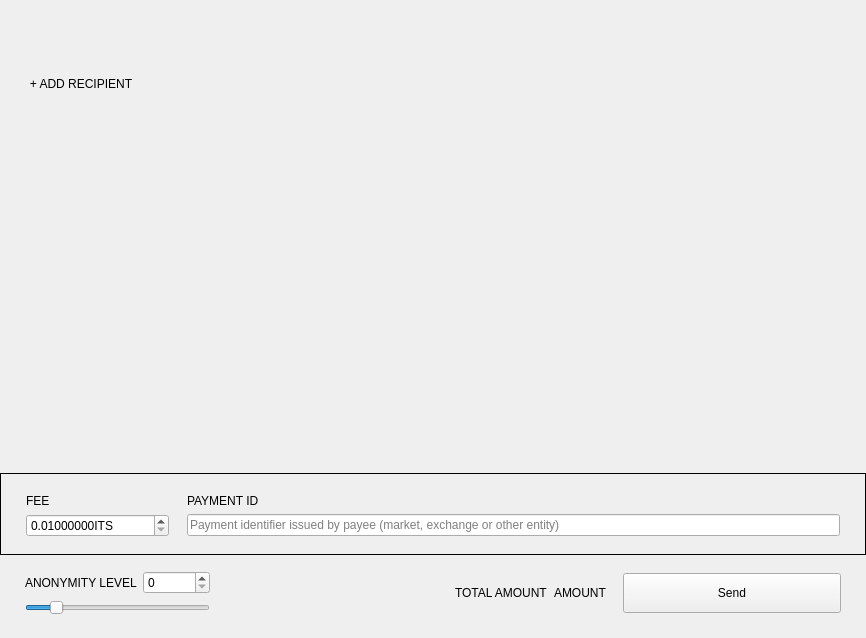
Qt form src/Gui/Send/SendFrame.ui (ECT-Zandre/IntrinsicCoin-GUI-Wallet-Windows) before a commit.
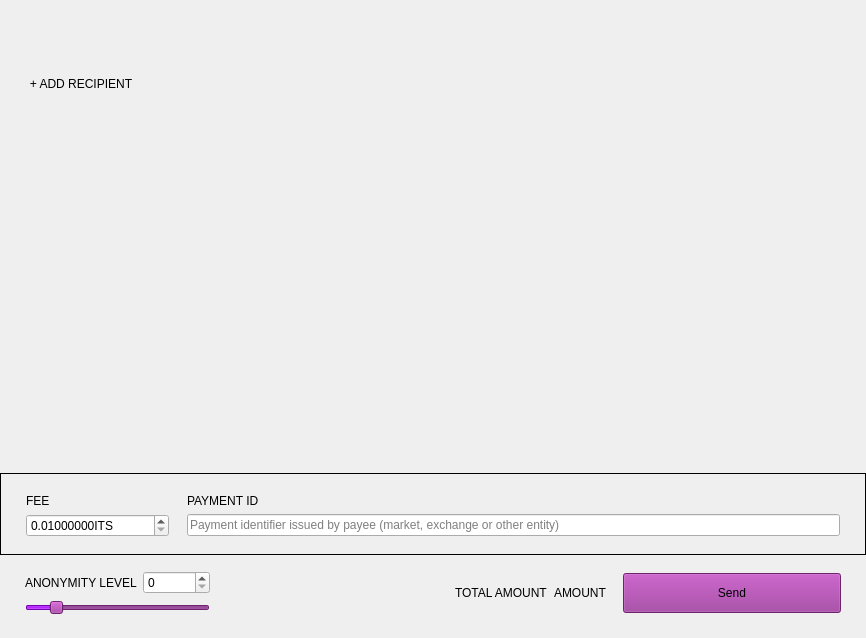
The same form after that commit. Custom widgets are drawn as their Qt base class.

Diff of the .ui file:
```diff
--- a/src/Gui/Send/SendFrame.ui
+++ b/src/Gui/Send/SendFrame.ui
@@ -320,6 +320,475 @@
           <height>16777215</height>
          </size>
         </property>
+        <property name="palette">
+         <palette>
+          <active>
+           <colorrole role="WindowText">
+            <brush brushstyle="SolidPattern">
+             <color alpha="255">
+              <red>0</red>
+              <green>0</green>
+              <blue>0</blue>
+             </color>
+            </brush>
+           </colorrole>
+           <colorrole role="Button">
+            <brush brushstyle="SolidPattern">
+             <color alpha="255">
+              <red>153</red>
+              <green>51</green>
+              <blue>153</blue>
+             </color>
+            </brush>
+           </colorrole>
+           <colorrole role="Light">
+            <brush brushstyle="SolidPattern">
+             <color alpha="255">
+              <red>230</red>
+              <green>76</green>
+              <blue>230</blue>
+             </color>
+            </brush>
+           </colorrole>
+           <colorrole role="Midlight">
+            <brush brushstyle="SolidPattern">
+             <color alpha="255">
+              <red>191</red>
+              <green>63</green>
+              <blue>191</blue>
+             </color>
+            </brush>
+           </colorrole>
+           <colorrole role="Dark">
+            <brush brushstyle="SolidPattern">
+             <color alpha="255">
+              <red>76</red>
+              <green>25</green>
+              <blue>76</blue>
+             </color>
+            </brush>
+           </colorrole>
+           <colorrole role="Mid">
+            <brush brushstyle="SolidPattern">
+             <color alpha="255">
+              <red>102</red>
+              <green>34</green>
+              <blue>102</blue>
+             </color>
+            </brush>
+           </colorrole>
+           <colorrole role="Text">
+            <brush brushstyle="SolidPattern">
+             <color alpha="255">
+              <red>0</red>
+              <green>0</green>
+              <blue>0</blue>
+             </color>
+            </brush>
+           </colorrole>
+           <colorrole role="BrightText">
+            <brush brushstyle="SolidPattern">
+             <color alpha="255">
+              <red>255</red>
+              <green>255</green>
+              <blue>255</blue>
+             </color>
+            </brush>
+           </colorrole>
+           <colorrole role="ButtonText">
+            <brush brushstyle="SolidPattern">
+             <color alpha="255">
+              <red>0</red>
+              <green>0</green>
+              <blue>0</blue>
+             </color>
+            </brush>
+           </colorrole>
+           <colorrole role="Base">
+            <brush brushstyle="SolidPattern">
+             <color alpha="255">
+              <red>255</red>
+              <green>255</green>
+              <blue>255</blue>
+             </color>
+            </brush>
+           </colorrole>
+           <colorrole role="Window">
+            <brush brushstyle="SolidPattern">
+             <color alpha="255">
+              <red>153</red>
+              <green>51</green>
+              <blue>153</blue>
+             </color>
+            </brush>
+           </colorrole>
+           <colorrole role="Shadow">
+            <brush brushstyle="SolidPattern">
+             <color alpha="255">
+              <red>0</red>
+              <green>0</green>
+              <blue>0</blue>
+             </color>
+            </brush>
+           </colorrole>
+           <colorrole role="Highlight">
+            <brush brushstyle="SolidPattern">
+             <color alpha="255">
+              <red>170</red>
+              <green>0</green>
+              <blue>255</blue>
+             </color>
+            </brush>
+           </colorrole>
+           <colorrole role="Link">
+            <brush brushstyle="SolidPattern">
+             <color alpha="255">
+              <red>170</red>
+              <green>0</green>
+              <blue>255</blue>
+             </color>
+            </brush>
+           </colorrole>
+           <colorrole role="AlternateBase">
+            <brush brushstyle="SolidPattern">
+             <color alpha="255">
+              <red>204</red>
+              <green>153</green>
+              <blue>204</blue>
+             </color>
+            </brush>
+           </colorrole>
+           <colorrole role="ToolTipBase">
+            <brush brushstyle="SolidPattern">
+             <color alpha="255">
+              <red>255</red>
+              <green>255</green>
+              <blue>220</blue>
+             </color>
+            </brush>
+           </colorrole>
+           <colorrole role="ToolTipText">
+            <brush brushstyle="SolidPattern">
+             <color alpha="255">
+              <red>0</red>
+              <green>0</green>
+              <blue>0</blue>
+             </color>
+            </brush>
+           </colorrole>
+          </active>
+          <inactive>
+           <colorrole role="WindowText">
+            <brush brushstyle="SolidPattern">
+             <color alpha="255">
+              <red>0</red>
+              <green>0</green>
+              <blue>0</blue>
+             </color>
+            </brush>
+           </colorrole>
+           <colorrole role="Button">
+            <brush brushstyle="SolidPattern">
+             <color alpha="255">
+              <red>153</red>
+              <green>51</green>
+              <blue>153</blue>
+             </color>
+            </brush>
+           </colorrole>
+           <colorrole role="Light">
+            <brush brushstyle="SolidPattern">
+             <color alpha="255">
+              <red>230</red>
+              <green>76</green>
+              <blue>230</blue>
+             </color>
+            </brush>
+           </colorrole>
+           <colorrole role="Midlight">
+            <brush brushstyle="SolidPattern">
+             <color alpha="255">
+              <red>191</red>
+              <green>63</green>
+              <blue>191</blue>
+             </color>
+            </brush>
+           </colorrole>
+           <colorrole role="Dark">
+            <brush brushstyle="SolidPattern">
+             <color alpha="255">
+              <red>76</red>
+              <green>25</green>
+              <blue>76</blue>
+             </color>
+            </brush>
+           </colorrole>
+           <colorrole role="Mid">
+            <brush brushstyle="SolidPattern">
+             <color alpha="255">
+              <red>102</red>
+              <green>34</green>
+              <blue>102</blue>
+             </color>
+            </brush>
+           </colorrole>
+           <colorrole role="Text">
+            <brush brushstyle="SolidPattern">
+             <color alpha="255">
+              <red>0</red>
+              <green>0</green>
+              <blue>0</blue>
+             </color>
+            </brush>
+           </colorrole>
+           <colorrole role="BrightText">
+            <brush brushstyle="SolidPattern">
+             <color alpha="255">
+              <red>255</red>
+              <green>255</green>
+              <blue>255</blue>
+             </color>
+            </brush>
+           </colorrole>
+           <colorrole role="ButtonText">
+            <brush brushstyle="SolidPattern">
+             <color alpha="255">
+              <red>0</red>
+              <green>0</green>
+              <blue>0</blue>
+             </color>
+            </brush>
+           </colorrole>
+           <colorrole role="Base">
+            <brush brushstyle="SolidPattern">
+             <color alpha="255">
+              <red>255</red>
+              <green>255</green>
+              <blue>255</blue>
+             </color>
+            </brush>
+           </colorrole>
+           <colorrole role="Window">
+            <brush brushstyle="SolidPattern">
+             <color alpha="255">
+              <red>153</red>
+              <green>51</green>
+              <blue>153</blue>
+             </color>
+            </brush>
+           </colorrole>
+           <colorrole role="Shadow">
+            <brush brushstyle="SolidPattern">
+             <color alpha="255">
+              <red>0</red>
+              <green>0</green>
+              <blue>0</blue>
+             </color>
+            </brush>
+           </colorrole>
+           <colorrole role="Highlight">
+            <brush brushstyle="SolidPattern">
+             <color alpha="255">
+              <red>170</red>
+              <green>0</green>
+              <blue>255</blue>
+             </color>
+            </brush>
+           </colorrole>
+           <colorrole role="Link">
+            <brush brushstyle="SolidPattern">
+             <color alpha="255">
+              <red>170</red>
+              <green>0</green>
+              <blue>255</blue>
+             </color>
+            </brush>
+           </colorrole>
+           <colorrole role="AlternateBase">
+            <brush brushstyle="SolidPattern">
+             <color alpha="255">
+              <red>204</red>
+              <green>153</green>
+              <blue>204</blue>
+             </color>
+            </brush>
+           </colorrole>
+           <colorrole role="ToolTipBase">
+            <brush brushstyle="SolidPattern">
+             <color alpha="255">
+              <red>255</red>
+              <green>255</green>
+              <blue>220</blue>
+             </color>
+            </brush>
+           </colorrole>
+           <colorrole role="ToolTipText">
+            <brush brushstyle="SolidPattern">
+             <color alpha="255">
+              <red>0</red>
+              <green>0</green>
+              <blue>0</blue>
+             </color>
+            </brush>
+           </colorrole>
+          </inactive>
+          <disabled>
+           <colorrole role="WindowText">
+            <brush brushstyle="SolidPattern">
+             <color alpha="255">
+              <red>76</red>
+              <green>25</green>
+              <blue>76</blue>
+             </color>
+            </brush>
+           </colorrole>
+           <colorrole role="Button">
+            <brush brushstyle="SolidPattern">
+             <color alpha="255">
+              <red>153</red>
+              <green>51</green>
+              <blue>153</blue>
+             </color>
+            </brush>
+           </colorrole>
+           <colorrole role="Light">
+            <brush brushstyle="SolidPattern">
+             <color alpha="255">
+              <red>230</red>
+              <green>76</green>
+              <blue>230</blue>
+             </color>
+            </brush>
+           </colorrole>
+           <colorrole role="Midlight">
+            <brush brushstyle="SolidPattern">
+             <color alpha="255">
+              <red>191</red>
+              <green>63</green>
+              <blue>191</blue>
+             </color>
+            </brush>
+           </colorrole>
+           <colorrole role="Dark">
+            <brush brushstyle="SolidPattern">
+             <color alpha="255">
+              <red>76</red>
+              <green>25</green>
+              <blue>76</blue>
+             </color>
+            </brush>
+           </colorrole>
+           <colorrole role="Mid">
+            <brush brushstyle="SolidPattern">
+             <color alpha="255">
+              <red>102</red>
+              <green>34</green>
+              <blue>102</blue>
+             </color>
+            </brush>
+           </colorrole>
+           <colorrole role="Text">
+            <brush brushstyle="SolidPattern">
+             <color alpha="255">
+              <red>76</red>
+              <green>25</green>
+              <blue>76</blue>
+             </color>
+            </brush>
+           </colorrole>
+           <colorrole role="BrightText">
+            <brush brushstyle="SolidPattern">
+             <color alpha="255">
+              <red>255</red>
+              <green>255</green>
+              <blue>255</blue>
+             </color>
+            </brush>
+           </colorrole>
+           <colorrole role="ButtonText">
+            <brush brushstyle="SolidPattern">
+             <color alpha="255">
+              <red>76</red>
+              <green>25</green>
+              <blue>76</blue>
+             </color>
+            </brush>
+           </colorrole>
+           <colorrole role="Base">
+            <brush brushstyle="SolidPattern">
+             <color alpha="255">
+              <red>153</red>
+              <green>51</green>
+              <blue>153</blue>
+             </color>
+            </brush>
+           </colorrole>
+           <colorrole role="Window">
+            <brush brushstyle="SolidPattern">
+             <color alpha="255">
+              <red>153</red>
+              <green>51</green>
+              <blue>153</blue>
+             </color>
+            </brush>
+           </colorrole>
+           <colorrole role="Shadow">
+            <brush brushstyle="SolidPattern">
+             <color alpha="255">
+              <red>0</red>
+              <green>0</green>
+              <blue>0</blue>
+             </color>
+            </brush>
+           </colorrole>
+           <colorrole role="Highlight">
+            <brush brushstyle="SolidPattern">
+             <color alpha="255">
+              <red>51</red>
+              <green>153</green>
+              <blue>255</blue>
+             </color>
+            </brush>
+           </colorrole>
+           <colorrole role="Link">
+            <brush brushstyle="SolidPattern">
+             <color alpha="255">
+              <red>170</red>
+              <green>0</green>
+              <blue>255</blue>
+             </color>
+            </brush>
+           </colorrole>
+           <colorrole role="AlternateBase">
+            <brush brushstyle="SolidPattern">
+             <color alpha="255">
+              <red>153</red>
+              <green>51</green>
+              <blue>153</blue>
+             </color>
+            </brush>
+           </colorrole>
+           <colorrole role="ToolTipBase">
+            <brush brushstyle="SolidPattern">
+             <color alpha="255">
+              <red>255</red>
+              <green>255</green>
+              <blue>220</blue>
+             </color>
+            </brush>
+           </colorrole>
+           <colorrole role="ToolTipText">
+            <brush brushstyle="SolidPattern">
+             <color alpha="255">
+              <red>0</red>
+              <green>0</green>
+              <blue>0</blue>
+             </color>
+            </brush>
+           </colorrole>
+          </disabled>
+         </palette>
+        </property>
         <property name="maximum">
          <number>50</number>
         </property>
@@ -357,6 +826,475 @@
           <height>40</height>
          </size>
         </property>
+        <property name="palette">
+         <palette>
+          <active>
+           <colorrole role="WindowText">
+            <brush brushstyle="SolidPattern">
+             <color alpha="255">
+              <red>0</red>
+              <green>0</green>
+              <blue>0</blue>
+             </color>
+            </brush>
+           </colorrole>
+           <colorrole role="Button">
+            <brush brushstyle="SolidPattern">
+             <color alpha="255">
+              <red>153</red>
+              <green>51</green>
+              <blue>153</blue>
+             </color>
+            </brush>
+           </colorrole>
+           <colorrole role="Light">
+            <brush brushstyle="SolidPattern">
+             <color alpha="255">
+              <red>230</red>
+              <green>76</green>
+              <blue>230</blue>
+             </color>
+            </brush>
+           </colorrole>
+           <colorrole role="Midlight">
+            <brush brushstyle="SolidPattern">
+             <color alpha="255">
+              <red>191</red>
+              <green>63</green>
+              <blue>191</blue>
+             </color>
+            </brush>
+           </colorrole>
+           <colorrole role="Dark">
+            <brush brushstyle="SolidPattern">
+             <color alpha="255">
+              <red>76</red>
+              <green>25</green>
+              <blue>76</blue>
+             </color>
+            </brush>
+           </colorrole>
+           <colorrole role="Mid">
+            <brush brushstyle="SolidPattern">
+             <color alpha="255">
+              <red>102</red>
+              <green>34</green>
+              <blue>102</blue>
+             </color>
+            </brush>
+           </colorrole>
+           <colorrole role="Text">
+            <brush brushstyle="SolidPattern">
+             <color alpha="255">
+              <red>0</red>
+              <green>0</green>
+              <blue>0</blue>
+             </color>
+            </brush>
+           </colorrole>
+           <colorrole role="BrightText">
+            <brush brushstyle="SolidPattern">
+             <color alpha="255">
+              <red>255</red>
+              <green>255</green>
+              <blue>255</blue>
+             </color>
+            </brush>
+           </colorrole>
+           <colorrole role="ButtonText">
+            <brush brushstyle="SolidPattern">
+             <color alpha="255">
+              <red>0</red>
+              <green>0</green>
+              <blue>0</blue>
+             </color>
+            </brush>
+           </colorrole>
+           <colorrole role="Base">
+            <brush brushstyle="SolidPattern">
+             <color alpha="255">
+              <red>255</red>
+              <green>255</green>
+              <blue>255</blue>
+             </color>
+            </brush>
+           </colorrole>
+           <colorrole role="Window">
+            <brush brushstyle="SolidPattern">
+             <color alpha="255">
+              <red>153</red>
+              <green>51</green>
+              <blue>153</blue>
+             </color>
+            </brush>
+           </colorrole>
+           <colorrole role="Shadow">
+            <brush brushstyle="SolidPattern">
+             <color alpha="255">
+              <red>0</red>
+              <green>0</green>
+              <blue>0</blue>
+             </color>
+            </brush>
+           </colorrole>
+           <colorrole role="Highlight">
+            <brush brushstyle="SolidPattern">
+             <color alpha="255">
+              <red>170</red>
+              <green>0</green>
+              <blue>255</blue>
+             </color>
+            </brush>
+           </colorrole>
+           <colorrole role="Link">
+            <brush brushstyle="SolidPattern">
+             <color alpha="255">
+              <red>170</red>
+              <green>0</green>
+              <blue>255</blue>
+             </color>
+            </brush>
+           </colorrole>
+           <colorrole role="AlternateBase">
+            <brush brushstyle="SolidPattern">
+             <color alpha="255">
+              <red>204</red>
+              <green>153</green>
+              <blue>204</blue>
+             </color>
+            </brush>
+           </colorrole>
+           <colorrole role="ToolTipBase">
+            <brush brushstyle="SolidPattern">
+             <color alpha="255">
+              <red>255</red>
+              <green>255</green>
+              <blue>220</blue>
+             </color>
+            </brush>
+           </colorrole>
+           <colorrole role="ToolTipText">
+            <brush brushstyle="SolidPattern">
+             <color alpha="255">
+              <red>0</red>
+              <green>0</green>
+              <blue>0</blue>
+             </color>
+            </brush>
+           </colorrole>
+          </active>
+          <inactive>
+           <colorrole role="WindowText">
+            <brush brushstyle="SolidPattern">
+             <color alpha="255">
+              <red>0</red>
+              <green>0</green>
+              <blue>0</blue>
+             </color>
+            </brush>
+           </colorrole>
+           <colorrole role="Button">
+            <brush brushstyle="SolidPattern">
+             <color alpha="255">
+              <red>153</red>
+              <green>51</green>
+              <blue>153</blue>
+             </color>
+            </brush>
+           </colorrole>
+           <colorrole role="Light">
+            <brush brushstyle="SolidPattern">
+             <color alpha="255">
+              <red>230</red>
+              <green>76</green>
+              <blue>230</blue>
+             </color>
+            </brush>
+           </colorrole>
+           <colorrole role="Midlight">
+            <brush brushstyle="SolidPattern">
+             <color alpha="255">
+              <red>191</red>
+              <green>63</green>
+              <blue>191</blue>
+             </color>
+            </brush>
+           </colorrole>
+           <colorrole role="Dark">
+            <brush brushstyle="SolidPattern">
+             <color alpha="255">
+              <red>76</red>
+              <green>25</green>
+              <blue>76</blue>
+             </color>
+            </brush>
+           </colorrole>
+           <colorrole role="Mid">
+            <brush brushstyle="SolidPattern">
+             <color alpha="255">
+              <red>102</red>
+              <green>34</green>
+              <blue>102</blue>
+             </color>
+            </brush>
+           </colorrole>
+           <colorrole role="Text">
+            <brush brushstyle="SolidPattern">
+             <color alpha="255">
+              <red>0</red>
+              <green>0</green>
+              <blue>0</blue>
+             </color>
+            </brush>
+           </colorrole>
+           <colorrole role="BrightText">
+            <brush brushstyle="SolidPattern">
+             <color alpha="255">
+              <red>255</red>
+              <green>255</green>
+              <blue>255</blue>
+             </color>
+            </brush>
+           </colorrole>
+           <colorrole role="ButtonText">
+            <brush brushstyle="SolidPattern">
+             <color alpha="255">
+              <red>0</red>
+              <green>0</green>
+              <blue>0</blue>
+             </color>
+            </brush>
+           </colorrole>
+           <colorrole role="Base">
+            <brush brushstyle="SolidPattern">
+             <color alpha="255">
+              <red>255</red>
+              <green>255</green>
+              <blue>255</blue>
+             </color>
+            </brush>
+           </colorrole>
+           <colorrole role="Window">
+            <brush brushstyle="SolidPattern">
+             <color alpha="255">
+              <red>153</red>
+              <green>51</green>
+              <blue>153</blue>
+             </color>
+            </brush>
+           </colorrole>
+           <colorrole role="Shadow">
+            <brush brushstyle="SolidPattern">
+             <color alpha="255">
+              <red>0</red>
+              <green>0</green>
+              <blue>0</blue>
+             </color>
+            </brush>
+           </colorrole>
+           <colorrole role="Highlight">
+            <brush brushstyle="SolidPattern">
+             <color alpha="255">
+              <red>170</red>
+              <green>0</green>
+              <blue>255</blue>
+             </color>
+            </brush>
+           </colorrole>
+           <colorrole role="Link">
+            <brush brushstyle="SolidPattern">
+             <color alpha="255">
+              <red>170</red>
+              <green>0</green>
+              <blue>255</blue>
+             </color>
+            </brush>
+           </colorrole>
+           <colorrole role="AlternateBase">
+            <brush brushstyle="SolidPattern">
+             <color alpha="255">
+              <red>204</red>
+              <green>153</green>
+              <blue>204</blue>
+             </color>
+            </brush>
+           </colorrole>
+           <colorrole role="ToolTipBase">
+            <brush brushstyle="SolidPattern">
+             <color alpha="255">
+              <red>255</red>
+              <green>255</green>
+              <blue>220</blue>
+             </color>
+            </brush>
+           </colorrole>
+           <colorrole role="ToolTipText">
+            <brush brushstyle="SolidPattern">
+             <color alpha="255">
+              <red>0</red>
+              <green>0</green>
+              <blue>0</blue>
+             </color>
+            </brush>
+           </colorrole>
+          </inactive>
+          <disabled>
+           <colorrole role="WindowText">
+            <brush brushstyle="SolidPattern">
+             <color alpha="255">
+              <red>76</red>
+              <green>25</green>
+              <blue>76</blue>
+             </color>
+            </brush>
+           </colorrole>
+           <colorrole role="Button">
+            <brush brushstyle="SolidPattern">
+             <color alpha="255">
+              <red>153</red>
+              <green>51</green>
+              <blue>153</blue>
+             </color>
+            </brush>
+           </colorrole>
+           <colorrole role="Light">
+            <brush brushstyle="SolidPattern">
+             <color alpha="255">
+              <red>230</red>
+              <green>76</green>
+              <blue>230</blue>
+             </color>
+            </brush>
+           </colorrole>
+           <colorrole role="Midlight">
+            <brush brushstyle="SolidPattern">
+             <color alpha="255">
+              <red>191</red>
+              <green>63</green>
+              <blue>191</blue>
+             </color>
+            </brush>
+           </colorrole>
+           <colorrole role="Dark">
+            <brush brushstyle="SolidPattern">
+             <color alpha="255">
+              <red>76</red>
+              <green>25</green>
+              <blue>76</blue>
+             </color>
+            </brush>
+           </colorrole>
+           <colorrole role="Mid">
+            <brush brushstyle="SolidPattern">
+             <color alpha="255">
+              <red>102</red>
+              <green>34</green>
+              <blue>102</blue>
+             </color>
+            </brush>
+           </colorrole>
+           <colorrole role="Text">
+            <brush brushstyle="SolidPattern">
+             <color alpha="255">
+              <red>76</red>
+              <green>25</green>
+              <blue>76</blue>
+             </color>
+            </brush>
+           </colorrole>
+           <colorrole role="BrightText">
+            <brush brushstyle="SolidPattern">
+             <color alpha="255">
+              <red>255</red>
+              <green>255</green>
+              <blue>255</blue>
+             </color>
+            </brush>
+           </colorrole>
+           <colorrole role="ButtonText">
+            <brush brushstyle="SolidPattern">
+             <color alpha="255">
+              <red>76</red>
+              <green>25</green>
+              <blue>76</blue>
+             </color>
+            </brush>
+           </colorrole>
+           <colorrole role="Base">
+            <brush brushstyle="SolidPattern">
+             <color alpha="255">
+              <red>153</red>
+              <green>51</green>
+              <blue>153</blue>
+             </color>
+            </brush>
+           </colorrole>
+           <colorrole role="Window">
+            <brush brushstyle="SolidPattern">
+             <color alpha="255">
+              <red>153</red>
+              <green>51</green>
+              <blue>153</blue>
+             </color>
+            </brush>
+           </colorrole>
+           <colorrole role="Shadow">
+            <brush brushstyle="SolidPattern">
+             <color alpha="255">
+              <red>0</red>
+              <green>0</green>
+              <blue>0</blue>
+             </color>
+            </brush>
+           </colorrole>
+           <colorrole role="Highlight">
+            <brush brushstyle="SolidPattern">
+             <color alpha="255">
+              <red>51</red>
+              <green>153</green>
+              <blue>255</blue>
+             </color>
+            </brush>
+           </colorrole>
+           <colorrole role="Link">
+            <brush brushstyle="SolidPattern">
+             <color alpha="255">
+              <red>170</red>
+              <green>0</green>
+              <blue>255</blue>
+             </color>
+            </brush>
+           </colorrole>
+           <colorrole role="AlternateBase">
+            <brush brushstyle="SolidPattern">
+             <color alpha="255">
+              <red>153</red>
+              <green>51</green>
+              <blue>153</blue>
+             </color>
+            </brush>
+           </colorrole>
+           <colorrole role="ToolTipBase">
+            <brush brushstyle="SolidPattern">
+             <color alpha="255">
+              <red>255</red>
+              <green>255</green>
+              <blue>220</blue>
+             </color>
+            </brush>
+           </colorrole>
+           <colorrole role="ToolTipText">
+            <brush brushstyle="SolidPattern">
+             <color alpha="255">
+              <red>0</red>
+              <green>0</green>
+              <blue>0</blue>
+             </color>
+            </brush>
+           </colorrole>
+          </disabled>
+         </palette>
+        </property>
         <property name="focusPolicy">
          <enum>Qt::NoFocus</enum>
         </property>
```
